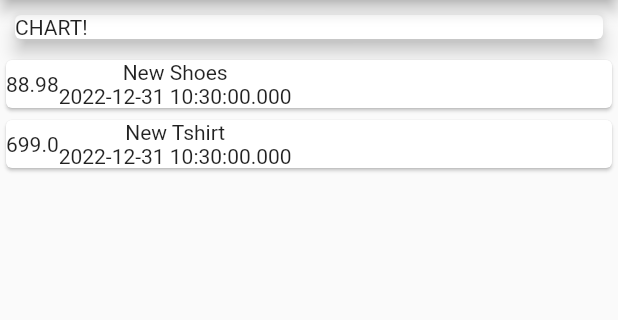
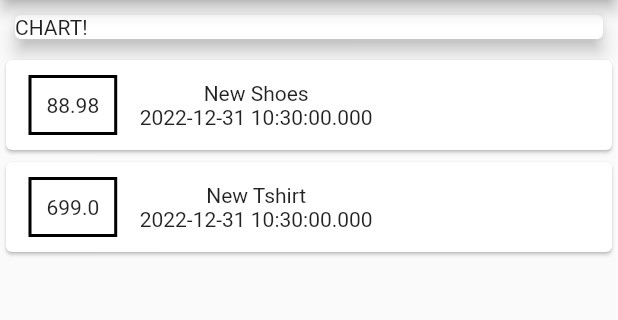
Before and after one commit to harshverma036/expense-tracker, a Flutter app: the screen it shows after launch, on a phone screen of 412 x 824 dp, the part 84-404 px from its top. Run offline on Flutter 3.47's test engine with Material 2 defaults, Android fonts, the phone set to English and light mode, and no system bars.

Commit message:
style added to transaction list amount container

```diff
--- a/lib/main.dart
+++ b/lib/main.dart
@@ -49,13 +49,21 @@ class MyHomePage extends StatelessWidget {
                 child: Row(
                   children: [
                     Container(
+                      margin: EdgeInsets.symmetric(
+                        vertical: 10.0,
+                        horizontal: 15.0,
+                      ),
+                      decoration: BoxDecoration(
+                        border: Border.all(
+                          color: Colors.black,
+                          width: 2,
+                        ),
+                      ),
+                      padding: EdgeInsets.all(10.0),
                       child: Text(tx.amount.toString()),
                     ),
                     Column(
-                      children: [
-                        Text(tx.title),
-                        Text(tx.date.toString())
-                      ],
+                      children: [Text(tx.title), Text(tx.date.toString())],
                     )
                   ],
                 ),
```
